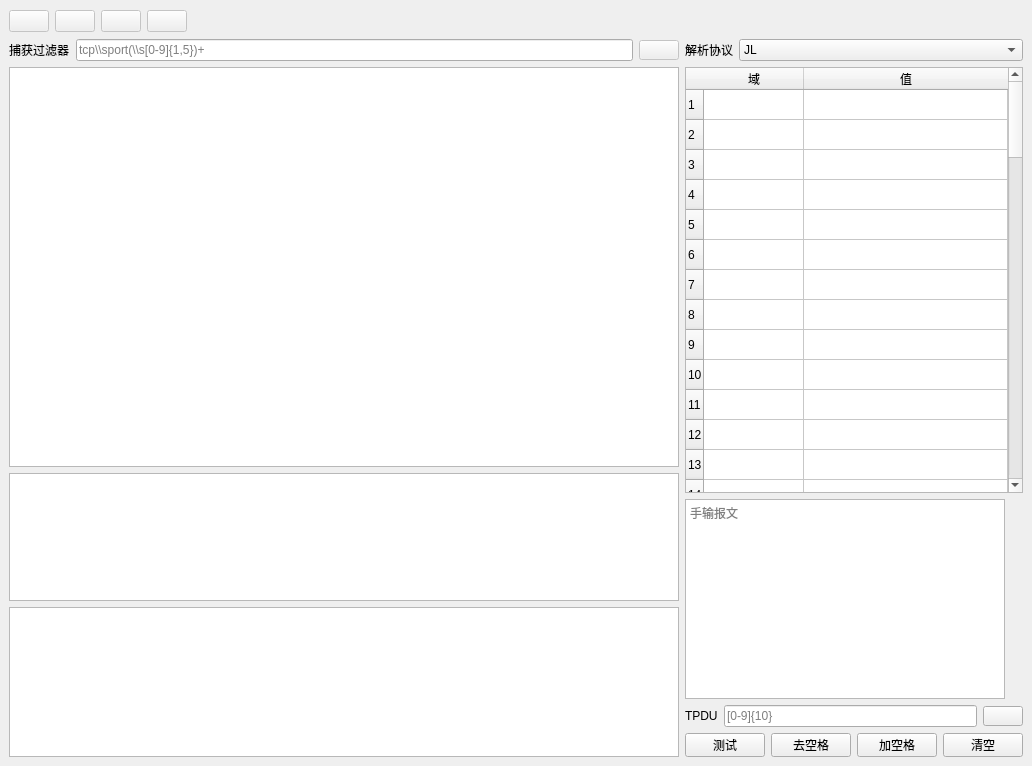
adam-hh/8583MSG_DEC, file src/GUI/mainWindow.ui: the form before one commit.
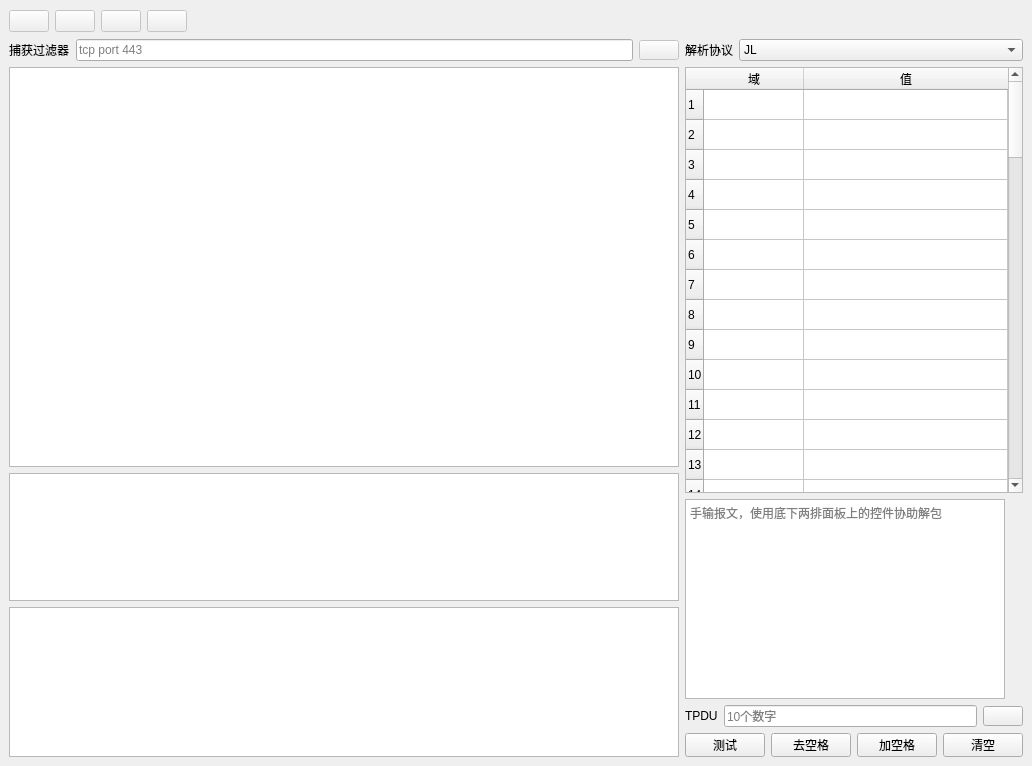
The form after the commit. Icons and pictures are not drawn.

Diff of the .ui file:
```diff
--- a/src/GUI/mainWindow.ui
+++ b/src/GUI/mainWindow.ui
@@ -53,7 +53,7 @@
           <item>
            <widget class="QLineEdit" name="lineEdit">
             <property name="placeholderText">
-             <string>tcp\\sport(\\s[0-9]{1,5})+</string>
+             <string>tcp port 443</string>
             </property>
            </widget>
           </item>
@@ -367,7 +367,7 @@
              <bool>false</bool>
             </property>
             <property name="placeholderText">
-             <string>手输报文</string>
+             <string>手输报文，使用底下两排面板上的控件协助解包</string>
             </property>
            </widget>
           </item>
@@ -404,7 +404,7 @@
             <item>
              <widget class="QLineEdit" name="lineEdit_2">
               <property name="placeholderText">
-               <string>[0-9]{10}</string>
+               <string>10个数字</string>
               </property>
              </widget>
             </item>
```
Left out of the diff: 2 changed lines with no effect on the pictures.
